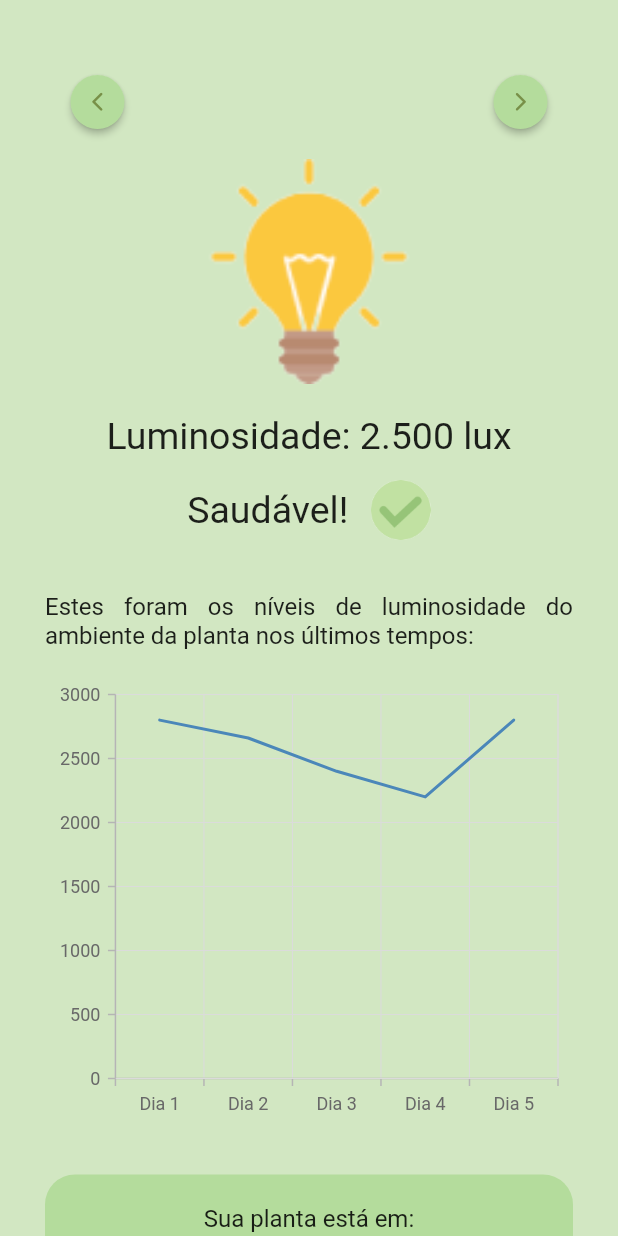
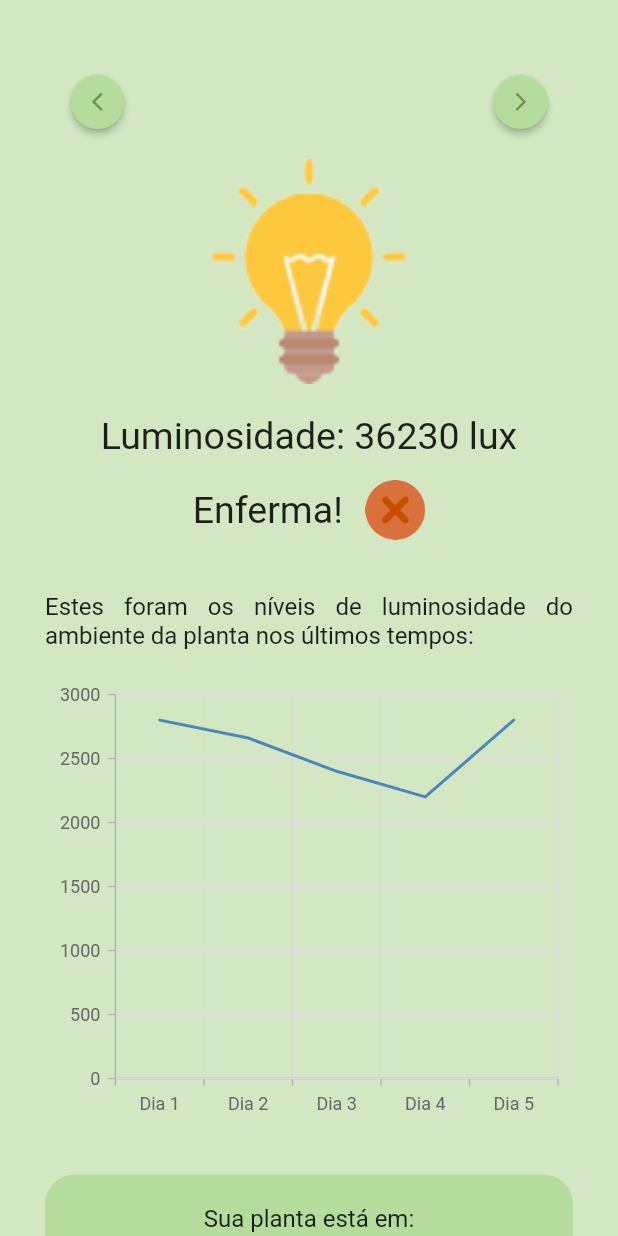
Before and after one commit to m7julia/Hidrocultura, a Flutter app: the Inicial screen opened by its route, after a tap on "Luminosidade", on a phone screen of 412 x 824 dp. Run offline on Flutter 3.47's test engine with Material 2 defaults, Android fonts, the phone set to English and light mode, and no system bars; our stand-ins replace get, syncfusion_flutter_charts; missing offline and left inert: camera_camera, tflite_v2.

Commit message:
Mexendo mais um pouco nas variaveis

```diff
--- a/lib/pages/inicial.dart
+++ b/lib/pages/inicial.dart
@@ -1,5 +1,6 @@
 import 'package:flutter/material.dart';
 import 'package:flutter_hidrocultura/pages/monitorar/co2.dart';
+import 'package:flutter_hidrocultura/pages/monitorar/luminosidade.dart';
 
 class Inicial extends StatefulWidget {
   String estadoPlanta;
@@ -20,6 +21,19 @@ class _InicialState extends State<Inicial> {
           context,
           MaterialPageRoute(
               builder: (context) => Co2(estadoPlanta: estadoPlanta)));
+    });
+  }
+
+  void mandarInfosLum() {
+    late String estadoPlanta;
+
+    setState(() {
+      if (widget.estadoPlanta != null) estadoPlanta = widget.estadoPlanta;
+
+      Navigator.push(
+          context,
+          MaterialPageRoute(
+              builder: (context) => Luminosidade(estadoPlanta: estadoPlanta)));
     });
   }
 
@@ -161,9 +175,7 @@ class _InicialState extends State<Inicial> {
                       ),
                       Expanded(
                           child: ElevatedButton(
-                              onPressed: () {
-                                Navigator.pushNamed(context, 'luminosidade');
-                              },
+                              onPressed: () => mandarInfosLum(),
                               style: ElevatedButton.styleFrom(
                                 foregroundColor: Colors.black54,
                                 backgroundColor:
--- a/lib/pages/monitorar/luminosidade.dart
+++ b/lib/pages/monitorar/luminosidade.dart
@@ -11,11 +11,22 @@ class Luminosidade extends StatefulWidget {
 
 class _LuminosidadeState extends State<Luminosidade> {
   List<LuminosidadeData> _chartData = [];
+  var valorSensor = 36230;
 
+  var maxLumSaudavel;
+  var minLumSaudavel;
   @override
   void initState() {
     _chartData = getChartData();
     super.initState();
+
+    if (widget.estadoPlanta == "Desenvolvimento Vegetativo") {
+      maxLumSaudavel = 36000;
+      minLumSaudavel = 24000;
+    } else {
+      maxLumSaudavel = 18000;
+      minLumSaudavel = 12000;
+    }
   }
 
   @override
@@ -85,16 +96,41 @@ class _LuminosidadeState extends State<Luminosidade> {
                   fit: BoxFit.cover,
                 ),
                 const SizedBox(height: 20),
-                const Text(
-                  'Luminosidade: 2.500 lux',
+                Text(
+                  'Luminosidade: $valorSensor lux',
                   style: TextStyle(fontSize: 25),
                 ),
                 const SizedBox(height: 10),
-                // Está saudável!!!!!!
                 SizedBox(
                   height: 50,
                   width: 200,
-                  child: Row(
+                  child: (valorSensor < minLumSaudavel &&
+                              valorSensor >= minLumSaudavel - 1000) ||
+                          (valorSensor > maxLumSaudavel &&
+                              valorSensor <= maxLumSaudavel + 1000)
+                      ? Row(
+                          mainAxisSize: MainAxisSize.min,
+                          mainAxisAlignment: MainAxisAlignment.center,
+                          children: [
+                            Text(
+                              "Sensivel!",
+                              style: TextStyle(
+                                fontSize: 25,
+                              ),
+                            ),
+                            SizedBox(
+                              width: 15,
+                            ),
+                            Image.asset(
+                              'assets/imagens/sensivel.png',
+                              width: 40,
+                              height: 40,
+                            ),
+                          ],
+                        )
+                      : (valorSensor >= minLumSaudavel &&
+                              valorSensor <= maxLumSaudavel)
+                          ? Row(
                               mainAxisSize: MainAxisSize.min,
                               mainAxisAlignment: MainAxisAlignment.center,
                               children: [
@@ -109,6 +145,26 @@ class _LuminosidadeState extends State<Luminosidade> {
                                 ),
                                 Image.asset(
                                   'assets/imagens/checkgood.png',
+                                  width: 40,
+                                  height: 40,
+                                ),
+                              ],
+                            )
+                          : Row(
+                              mainAxisSize: MainAxisSize.min,
+                              mainAxisAlignment: MainAxisAlignment.center,
+                              children: [
+                                Text(
+                                  "Enferma!",
+                                  style: TextStyle(
+                                    fontSize: 25,
+                                  ),
+                                ),
+                                const SizedBox(
+                                  width: 15,
+                                ),
+                                Image.asset(
+                                  'assets/imagens/enferma.png',
                                   width: 40,
                                   height: 40,
                                 ),
@@ -174,28 +230,30 @@ class _LuminosidadeState extends State<Luminosidade> {
                 ),
 
                 const SizedBox(height: 30),
-                //germinando
-                const Text(
+                //estado germinando
+                (widget.estadoPlanta == "Germinação")
+                    ? Text(
                         'Durante a fase de germinação e quando as mudas estão em estágio de plântulas, uma intensidade luminosa mais baixa é suficiente. Cerca de 200-300 micro-moles de luz por metro quadrado por segundo (μmol/m²/s), o que equivale a aproximadamente 12.000-18.000 lux, pode ser adequado.',
                         textAlign: TextAlign.justify,
                         style: TextStyle(fontSize: 18),
-                ),
+                      )
+                    : (widget.estadoPlanta == "Desenvolvimento Vegetativo")
+                        ?
 
-                /*
-                //crescimento vegetativo
+                        //estado crescimento vegetativo
                         const Text(
                             'Durante o estágio de crescimento vegetativo, as alfaces precisam de mais luz para desenvolver folhas saudáveis. Recomenda-se uma intensidade luminosa de aproximadamente 400-600 μmol/m²/s, o que equivale a cerca de 24.000-36.000 lux. Luzes brancas ou azuis (espectro de luz mais fria) são boas opções nesta fase.',
                             textAlign: TextAlign.justify,
                             style: TextStyle(fontSize: 18),
-                ),*/
+                          )
+                        :
 
-                /*
-                //colheita
+                        //estado de colheita
                         const Text(
                             'Durante a fase de colheita das alfaces crespa em um sistema hidropônico, a luminosidade ideal ainda é importante para manter a qualidade das folhas. A intensidade luminosa adequada pode ajudar a manter a cor, textura e sabor das folhas. Para alfaces crespa em estado de colheita, recomenda-se uma intensidade luminosa na faixa de 200 a 400 micro-moles de luz por metro quadrado por segundo (μmol/m²/s), o que equivale a aproximadamente 12.000 a 24.000 lux. Geralmente, fornecer de 12 a 16 horas de luz por dia é apropriado para a fase de crescimento e colheita de alfaces crespa.',
                             textAlign: TextAlign.justify,
                             style: TextStyle(fontSize: 18),
-                ),*/
+                          ),
               ],
             ),
           ),
--- a/lib/pages/monitorar/ph.dart
+++ b/lib/pages/monitorar/ph.dart
@@ -11,6 +11,7 @@ class Ph extends StatefulWidget {
 
 class _PhState extends State<Ph> {
   List<PhData> _chartData = [];
+  var valorSensor = 6.7;
 
   @override
   void initState() {
@@ -221,17 +222,17 @@ class PhData {
 /*
 Se esta germinando:
 de 5,5 a 6,5 == saudavel
-de  a 200 && 500 a 600 == sensivel
-<200 a >600 == enferma*/
+de  4,5 a 5,5 || 6,5 a 7,5 == sensivel
+<4,5 a >7,5 == enferma*/
 
 /*
 se estado vegetativo:
-de 300ppm a 800ppm == saudavel
-de 300 a 200 && 800 a 900 == sensivel
-<200 a >900 == enferma*/
+de 5,8 a 6,5 == saudavel
+de  4,8 a 5,8 || 6,5 a 7,5 == sensivel
+<4,8 a >7,5 == enferma*/
 
 /*
 se estado colheita:
-de 300ppm a 500ppm == saudavel
-de 300 a 200 && 500 a 600 == sensivel
-<200 a >600 == enferma*/
+de 5,5 a 6,0 == saudavel
+de  4,5 a 5,5 || 6,0 a 7,0 == sensivel
+<4,5 a >7,0 == enferma*/
--- a/lib/pages/monitorar/temperatura.dart
+++ b/lib/pages/monitorar/temperatura.dart
@@ -216,3 +216,24 @@ class TemperaturaData {
   final double temp;
   final String dias;
 }
+
+/*
+Germinação
+12.000 a 18.000 == saudável
+11.000 a 12.000 && 18.000 a 19.000 == sensível
+<11.000 && >19.000 == enferma
+*/
+
+/*
+crescimento vegetativo
+24.000 a 36.000 == saudável
+23.000 a 24.000 && 36.000 a 37.000 == sensível
+<23.000 && >37.000 == enferma
+*/
+
+/*
+colheita
+12.000 a 18.000 == saudável
+11.000 a 12.000 && 18.000 a 19.000 == sensível
+<11.000 && >19.000 == enferma
+*/
```
Also changed, not shown: lib/pages/monitorar/co2.dart (+5 -5 lines). Lines whose indentation alone changed are shown as unchanged.
